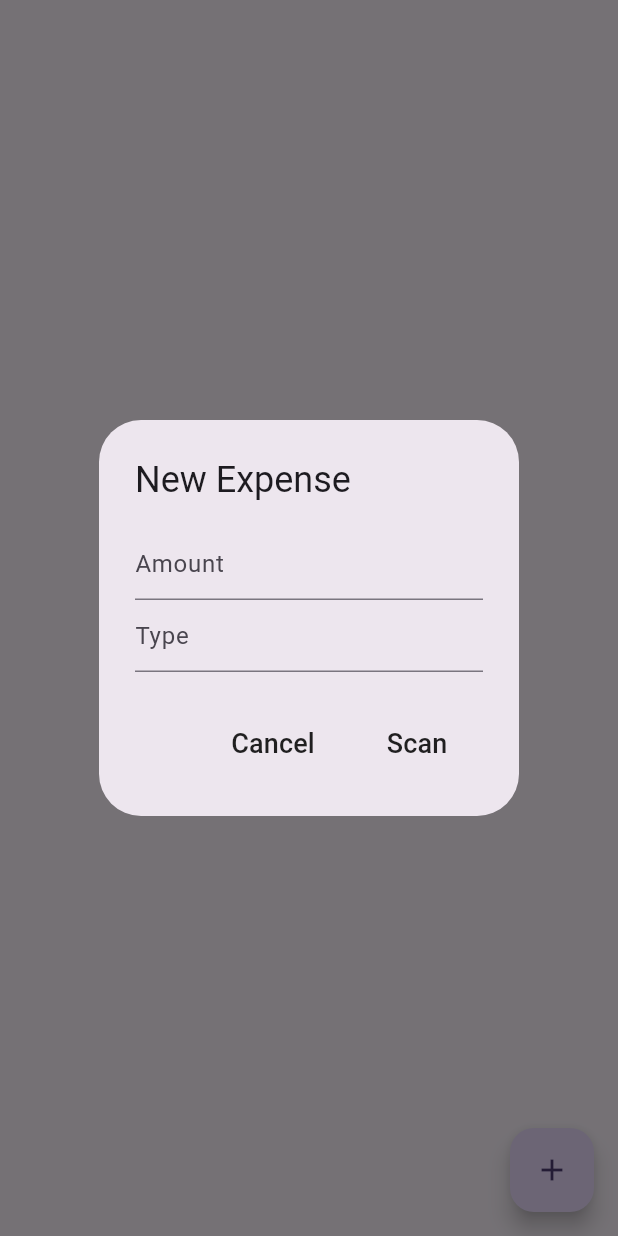
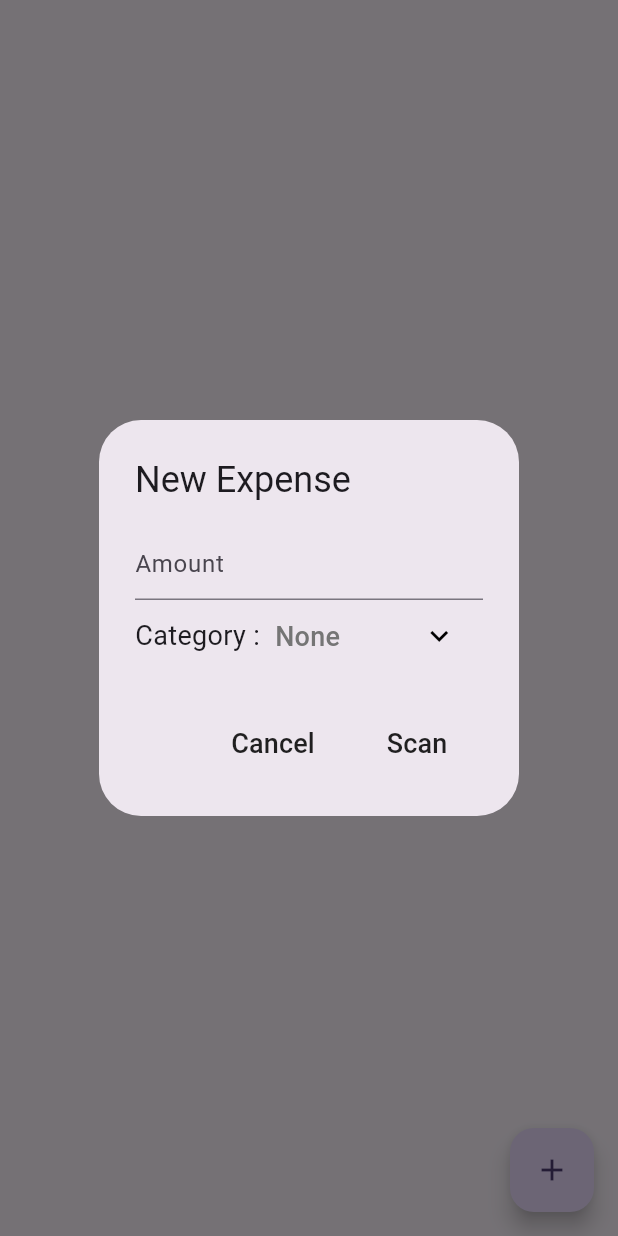
Before and after one commit to Uttkarsh-raj/Everyday, a Flutter app: the screen it shows after launch, after a tap on the "add" icon, on a phone screen of 412 x 824 dp. Run offline on Flutter 3.47's test engine with Material 2 defaults, Android fonts, the light colour scheme and no system bars; missing offline and left inert: qr_code_scanner.

Commit message:
add expense and view as a list

```diff
--- a/lib/main.dart
+++ b/lib/main.dart
@@ -1,6 +1,8 @@
+import 'package:everyday/provider/expense_data.dart';
 import 'package:flutter/material.dart';
+import 'package:provider/provider.dart';
 
-import 'screens/home_page.dart';
+import 'screens/home_page/home_page.dart';
 
 void main() {
   runApp(const MyApp());
@@ -11,7 +13,9 @@ class MyApp extends StatelessWidget {
 
   @override
   Widget build(BuildContext context) {
-    return MaterialApp(
+    return ChangeNotifierProvider(
+      create: (context) => ExpenseData(),
+      builder: (context, child) => MaterialApp(
         debugShowCheckedModeBanner: false,
         title: 'Flutter Demo',
         theme: ThemeData(
@@ -19,6 +23,7 @@ class MyApp extends StatelessWidget {
           useMaterial3: true,
         ),
         home: const MyHomePage(),
+      ),
     );
   }
 }
--- a/lib/models/expense_item.dart
+++ b/lib/models/expense_item.dart
@@ -1,7 +1,8 @@
 class ExpenseItem {
   final String amount;
   final String category;
+  final String icon;
   final DateTime dateAndTime;
 
-  ExpenseItem(this.amount, this.category, this.dateAndTime);
+  ExpenseItem(this.amount, this.category, this.icon, this.dateAndTime);
 }
--- a/lib/provider/expense_data.dart
+++ b/lib/provider/expense_data.dart
@@ -1,7 +1,8 @@
 import 'package:everyday/models/expense_item.dart';
 import 'package:everyday/utils/date_time_helper.dart';
+import 'package:flutter/material.dart';
 
-class ExpenseData {
+class ExpenseData extends ChangeNotifier {
   List<ExpenseItem> overallExpense = [];
 
   List<ExpenseItem> getAll() {
@@ -10,10 +11,12 @@ class ExpenseData {
 
   void addNewExpense(ExpenseItem newExpense) {
     overallExpense.add(newExpense);
+    notifyListeners();
   }
 
   void deleteExpense(ExpenseItem expense) {
     overallExpense.remove(expense);
+    notifyListeners();
   }
 
   String getDayByName(DateTime dateTime) {
--- a/lib/screens/home_page.dart
+++ /dev/null
@@ -1,80 +0,0 @@
-import 'package:everyday/screens/qr_scanner.dart';
-import 'package:flutter/material.dart';
-
-class MyHomePage extends StatefulWidget {
-  const MyHomePage({super.key});
-
-  @override
-  State<MyHomePage> createState() => _MyHomePageState();
-}
-
-class _MyHomePageState extends State<MyHomePage> {
-  String dropDownValue = 'None';
-  final TextEditingController _amountcontroller = TextEditingController();
-  final TextEditingController _typecontroller = TextEditingController();
-  List<String> options = ['None', 'Food', 'House/Rent', 'Clothes', 'Others'];
-
-  void save() {}
-
-  void addExpense() {
-    showDialog(
-      context: context,
-      builder: (context) => AlertDialog(
-        title: const Text('New Expense'),
-        content: Column(
-          mainAxisSize: MainAxisSize.min,
-          children: [
-            TextField(
-              controller: _amountcontroller,
-              keyboardType: TextInputType.number,
-              decoration: const InputDecoration(
-                hintText: 'Amount',
-              ),
-            ),
-            TextField(
-              controller: _typecontroller,
-              keyboardType: TextInputType.name,
-              decoration: const InputDecoration(
-                hintText: 'Type',
-              ),
-            ),
-          ],
-        ),
-        actions: [
-          MaterialButton(
-            onPressed: () => Navigator.of(context).pop(),
-            child: const Text(
-              'Cancel',
-              style: TextStyle(fontSize: 18),
-            ),
-          ),
-          MaterialButton(
-            onPressed: () {
-              Navigator.of(context).push(MaterialPageRoute(
-                builder: (context) => QrScan(
-                  amount: _amountcontroller.text.toString(),
-                ),
-              ));
-            },
-            child: const Text(
-              'Scan',
-              style: TextStyle(fontSize: 18),
-            ),
-          ),
-        ],
-      ),
-    );
-  }
-
-  @override
-  Widget build(BuildContext context) {
-    return Scaffold(
-      body: const Center(),
-      floatingActionButton: FloatingActionButton(
-        onPressed: addExpense,
-        tooltip: 'New',
-        child: const Icon(Icons.add_outlined),
-      ),
-    );
-  }
-}
--- /dev/null
+++ b/lib/screens/home_page/home_page.dart
@@ -0,0 +1,166 @@
+import 'package:everyday/models/expense_item.dart';
+import 'package:everyday/provider/expense_data.dart';
+import 'package:everyday/screens/home_page/components/list_tile.dart';
+import 'package:everyday/screens/qr_page/qr_scanner.dart';
+import 'package:flutter/material.dart';
+import 'package:provider/provider.dart';
+
+class MyHomePage extends StatefulWidget {
+  const MyHomePage({super.key});
+
+  @override
+  State<MyHomePage> createState() => _MyHomePageState();
+}
+
+class _MyHomePageState extends State<MyHomePage> {
+  String dropDownValue = 'None';
+  String dropDownValueIcon = 'assets/images/question.png';
+  final TextEditingController _amountcontroller = TextEditingController();
+  List<String> options = ['None', 'Food', 'House/Rent', 'Clothes', 'Others'];
+  List<String> icon = [
+    'assets/images/question.png',
+    'assets/images/fast-food.png',
+    'assets/images/home.png',
+    'assets/images/costume-clothes.png',
+    'assets/images/box.png'
+  ];
+
+  @override
+  void dispose() {
+    _amountcontroller.dispose();
+    super.dispose();
+  }
+
+  void save(String dropDownValue, String dropDownValueIcon) {
+    ExpenseItem newExpense = ExpenseItem(
+      _amountcontroller.text,
+      dropDownValue,
+      dropDownValueIcon,
+      DateTime.now(),
+    );
+    Provider.of<ExpenseData>(context, listen: false).addNewExpense(newExpense);
+  }
+
+  void clear() {
+    _amountcontroller.clear();
+    dropDownValue = 'None';
+    dropDownValueIcon = 'assets/images/question.png';
+  }
+
+  void addExpense() {
+    showDialog(
+      context: context,
+      builder: (context) => StatefulBuilder(
+        builder: (context, setState) => AlertDialog(
+          title: const Text('New Expense'),
+          content: Column(
+            mainAxisSize: MainAxisSize.min,
+            children: [
+              TextField(
+                controller: _amountcontroller,
+                keyboardType: TextInputType.number,
+                decoration: const InputDecoration(
+                  hintText: 'Amount',
+                ),
+              ),
+              Row(
+                children: [
+                  const Text(
+                    'Category :',
+                    style: TextStyle(
+                      fontSize: 18,
+                    ),
+                  ),
+                  const SizedBox(width: 10),
+                  DropdownButtonHideUnderline(
+                    child: DropdownButton(
+                      value: dropDownValue,
+                      icon: const Icon(
+                        Icons.keyboard_arrow_down,
+                        color: Colors.black,
+                      ),
+                      items: options.map((String comodits) {
+                        return DropdownMenuItem(
+                          value: comodits,
+                          child: Text(
+                            comodits,
+                            style: TextStyle(
+                              color: Colors.grey[600],
+                              fontSize: 18,
+                            ),
+                          ),
+                        );
+                      }).toList(),
+                      onChanged: (String? newValue) {
+                        setState(() {
+                          dropDownValue = newValue!;
+                          for (int i = 0; i < options.length; i++) {
+                            if (options[i] == newValue) {
+                              dropDownValueIcon = icon[i];
+                            }
+                          }
+                        });
+                      },
+                    ),
+                  ),
+                ],
+              ),
+            ],
+          ),
+          actions: [
+            MaterialButton(
+              onPressed: () {
+                Navigator.of(context).pop();
+                clear();
+              },
+              child: const Text(
+                'Cancel',
+                style: TextStyle(fontSize: 18),
+              ),
+            ),
+            MaterialButton(
+              onPressed: () {
+                save(dropDownValue, dropDownValueIcon);
+                Navigator.of(context).pop();
+                clear();
+                // Navigator.of(context).push(MaterialPageRoute(
+                //   builder: (context) => QrScan(
+                //     amount: _amountcontroller.text.toString(),
+                //   ),
+                // ));
+              },
+              child: const Text(
+                'Scan',
+                style: TextStyle(fontSize: 18),
+              ),
+            ),
+          ],
+        ),
+      ),
+    );
+  }
+
+  @override
+  Widget build(BuildContext context) {
+    return Consumer<ExpenseData>(
+      builder: (context, value, child) => Scaffold(
+        floatingActionButton: FloatingActionButton(
+          onPressed: addExpense,
+          tooltip: 'New',
+          child: const Icon(Icons.add_outlined),
+        ),
+        body: Center(
+          child: ListView.builder(
+            itemCount: value.getAll().length,
+            itemBuilder: (context, index) => ExpenseTile(
+              category: value.getAll()[index].category,
+              date: value.getAll()[index].dateAndTime,
+              amount: value.getAll()[index].amount,
+              icon: value.getAll()[index].icon,
+            ),
+          ),
+        ),
+      ),
+    );
+  }
+}
--- a/lib/screens/qr_scanner.dart
+++ b/lib/screens/qr_page/qr_scanner.dart
@@ -5,7 +5,7 @@ import 'package:qr_code_scanner/qr_code_scanner.dart';
 
 import 'package:url_launcher/url_launcher.dart';
 
-import 'home_page.dart';
+import '../home_page/home_page.dart';
 
 class QrScan extends StatefulWidget {
   const QrScan({super.key, required this.amount});
--- a/pubspec.yaml
+++ b/pubspec.yaml
@@ -65,6 +65,8 @@ flutter:
   # assets:
   #   - images/a_dot_burr.jpeg
   #   - images/a_dot_ham.jpeg
+  assets:
+    - assets/images/
 
   # An image asset can refer to one or more resolution-specific "variants", see
   # https://flutter.dev/assets-and-images/#resolution-aware
```
Also changed, not shown: lib/screens/home_page/components/list_tile.dart (added, +27 -0 lines), assets/images/box.png (added), assets/images/costume-clothes.png (added), assets/images/fast-food.png (added), assets/images/home.png (added), assets/images/question.png (added). Lines whose indentation alone changed are shown as unchanged.
